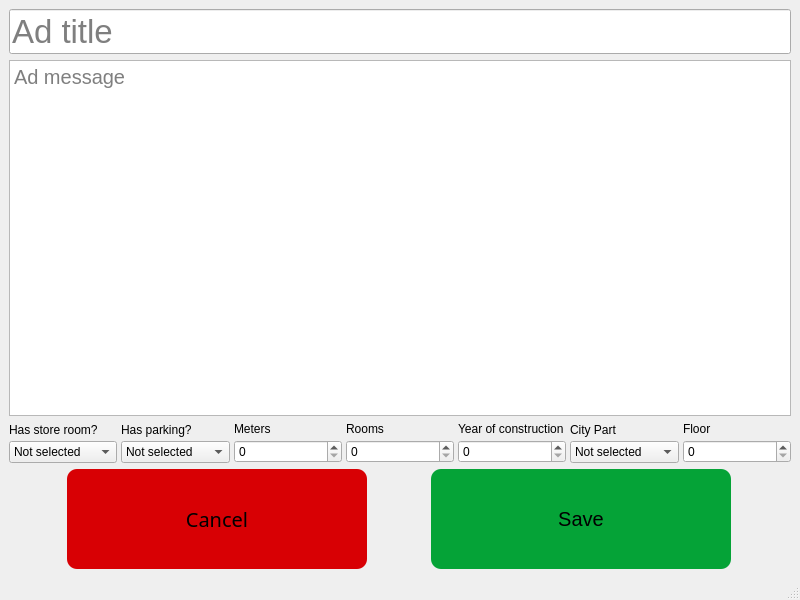
Old version of the form Resources/EditCreateAd.ui in the repository Danial-Movahed/SOAS.
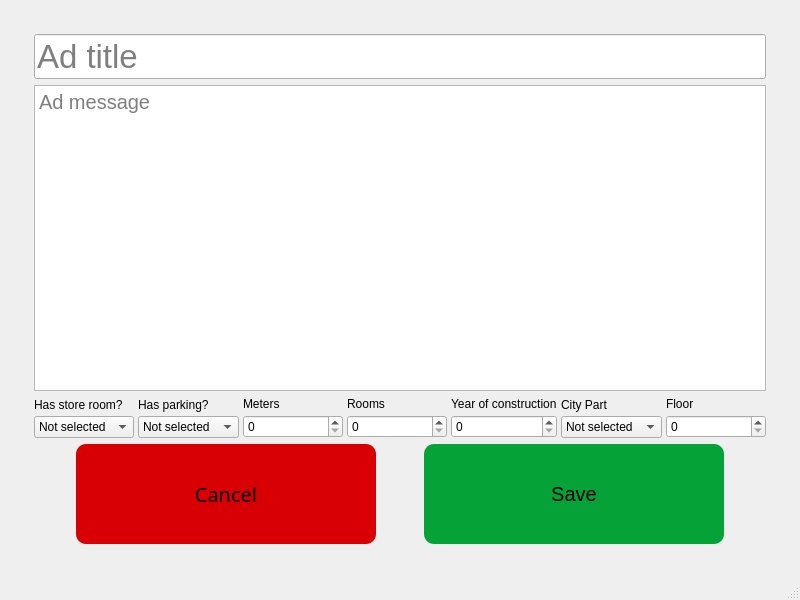
New version of the form.

Patch:
```diff
--- a/Resources/EditCreateAd.ui
+++ b/Resources/EditCreateAd.ui
@@ -20,6 +20,18 @@
    <layout class="QVBoxLayout" name="verticalLayout_2">
     <item>
      <layout class="QVBoxLayout" name="verticalLayout">
+      <property name="leftMargin">
+       <number>25</number>
+      </property>
+      <property name="topMargin">
+       <number>25</number>
+      </property>
+      <property name="rightMargin">
+       <number>25</number>
+      </property>
+      <property name="bottomMargin">
+       <number>25</number>
+      </property>
       <item>
        <widget class="QLineEdit" name="AdTitle">
         <property name="font">
```
Left out of the diff: 2 changed lines with no effect on the pictures.
